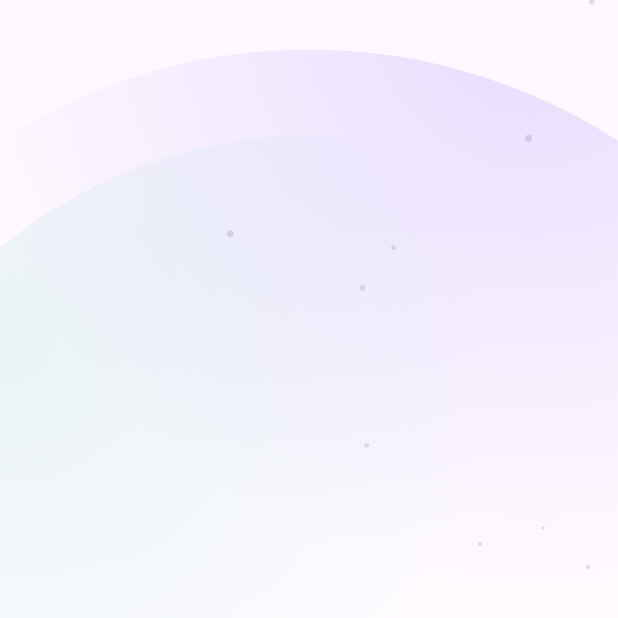
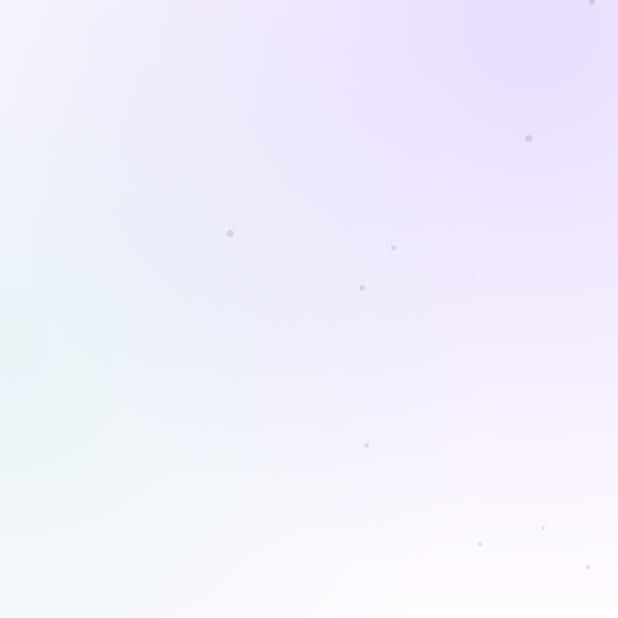
Before and after one commit to Monarul007/jonaki-ai, an Android app built with Jetpack Compose: the composable AuroraBackground shown on its own in the app's theme, on a phone screen of 412 x 824 dp, the top half of it. Run offline under Robolectric (Android 15) with nearby library versions, the phone set to English and light mode, and no system bars.

Commit message:
Header and aurora polish
- One top bar for Home and chat, start-aligned: the centred bar squeezed the title between the
  menu, the language pill and the add button, so Home truncated to 'Waking up Jonaki AI...' and
  chat titles cut off at 20 characters. Home keeps the large wordmark; a chat title may use two
  lines at titleMedium.
- The bar is quiet: no 'On-device · GPU' on every screen, no duplicate 'Waking up' subtitle on
  Home (the loading card already says it). A subtitle appears only when there is news.
- EN | বাং two-half pill replaced by one compact chip showing the current language; tap to
  switch. It no longer crowds the title.
- Aurora moved behind the Scaffold with a transparent top bar, so the gradient is continuous
  instead of ending at a hard edge under the header.
- The two radial glows are drawn through a dithered native paint: an 8-bit Compose radial
  gradient banded into a visible arc across the top-left corner.
- Hero no longer repeats the loading line twice.

Verified on the Motorola Edge 50 Fusion: home and chat screenshots taken after install.

```diff
--- a/app/src/main/java/com/offlinegemma/app/HomeScreen.kt
+++ b/app/src/main/java/com/offlinegemma/app/HomeScreen.kt
@@ -69,6 +69,9 @@ import androidx.compose.ui.draw.clip
 import androidx.compose.ui.geometry.Offset
 import androidx.compose.ui.graphics.Brush
 import androidx.compose.ui.graphics.Color
+import androidx.compose.ui.graphics.drawscope.drawIntoCanvas
+import androidx.compose.ui.graphics.nativeCanvas
+import androidx.compose.ui.graphics.toArgb
 import androidx.compose.ui.graphics.vector.ImageVector
 import androidx.compose.ui.semantics.Role
 import androidx.compose.ui.text.style.TextOverflow
@@ -117,7 +120,6 @@ fun HomeScreen(
   LaunchedEffect(Unit) { entered = true }
 
   Box(Modifier.fillMaxSize()) {
-    AuroraBackground()
     Column(
       Modifier.fillMaxSize().verticalScroll(rememberScrollState())
         .padding(start = 24.dp, end = 24.dp, top = 8.dp, bottom = 40.dp),
@@ -130,7 +132,7 @@ fun HomeScreen(
           greeting = greetingFor(now.hour, bengali),
           date = dateLabel(now, bengali),
           subtitle = when {
-            loading -> if (bengali) "জোনাকি এআই জেগে উঠছে…" else "Waking up Jonaki AI…"
+            loading -> ""
             bengali -> "আজ কী বুঝতে চান? নিচে লিখুন, ছবি তুলুন, বা কথা বলুন।"
             else -> "What would you like to understand? Type below, scan a page, or just talk."
           },
@@ -204,7 +206,7 @@ fun HomeScreen(
 }
 
 @Composable
-private fun AuroraBackground() {
+fun AuroraBackground() {
   val scheme = MaterialTheme.colorScheme
   val dots = remember {
     val r = Random(7)
@@ -212,22 +214,24 @@ private fun AuroraBackground() {
   }
   Canvas(Modifier.fillMaxSize()) {
     drawRect(Brush.verticalGradient(listOf(scheme.surface, scheme.surfaceContainerLowest)))
-    drawCircle(
-      Brush.radialGradient(
-        listOf(Brand.Violet.copy(alpha = 0.17f), Color.Transparent),
-        center = Offset(size.width * 0.86f, size.height * 0.02f),
-        radius = size.width * 0.92f,
-      ),
-      radius = size.width * 0.92f,
-    )
-    drawCircle(
-      Brush.radialGradient(
-        listOf(Brand.Teal.copy(alpha = 0.09f), Color.Transparent),
-        center = Offset(size.width * 0.02f, size.height * 0.28f),
-        radius = size.width * 0.78f,
-      ),
-      radius = size.width * 0.78f,
-    )
+    // Dithered natively: a Compose radial gradient in 8-bit colour shows its contour lines as a
+    // visible arc. Dithering scatters those steps so the glow fades without an edge.
+    fun glow(cx: Float, cy: Float, radius: Float, color: Color, alpha: Float) {
+      drawIntoCanvas { canvas ->
+        val paint = android.graphics.Paint(android.graphics.Paint.ANTI_ALIAS_FLAG).apply {
+          isDither = true
+          shader = android.graphics.RadialGradient(
+            cx, cy, radius,
+            intArrayOf(color.copy(alpha = alpha).toArgb(), color.copy(alpha = 0f).toArgb()),
+            floatArrayOf(0f, 1f),
+            android.graphics.Shader.TileMode.CLAMP,
+          )
+        }
+        canvas.nativeCanvas.drawCircle(cx, cy, radius, paint)
+      }
+    }
+    glow(size.width * 0.86f, size.height * 0.02f, size.width * 0.92f, Brand.Violet, 0.17f)
+    glow(size.width * 0.02f, size.height * 0.28f, size.width * 0.78f, Brand.Teal, 0.09f)
     dots.forEach { (x, y, rad) ->
       drawCircle(
         scheme.onSurface.copy(alpha = 0.12f),
@@ -249,8 +253,10 @@ private fun Hero(greeting: String, date: String, subtitle: String) {
       )
       Spacer(Modifier.height(10.dp))
       Text(greeting, style = MaterialTheme.typography.displaySmall, color = MaterialTheme.colorScheme.onSurface)
-      Spacer(Modifier.height(8.dp))
-      Text(subtitle, style = MaterialTheme.typography.bodyLarge, color = MaterialTheme.colorScheme.onSurfaceVariant)
+      if (subtitle.isNotEmpty()) {
+        Spacer(Modifier.height(8.dp))
+        Text(subtitle, style = MaterialTheme.typography.bodyLarge, color = MaterialTheme.colorScheme.onSurfaceVariant)
+      }
     }
     Spacer(Modifier.width(10.dp))
     BrandMark(82.dp)
```
Also changed, not shown: app/src/main/java/com/offlinegemma/app/ChatScreen.kt (+28 -28 lines).
